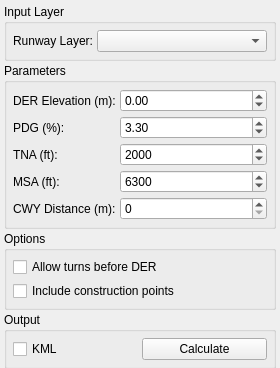
FLYGHT7/qpansopy, file Q_Pansopy/ui/departures/qpansopy_omnidirectional_dockwidget.ui: the form before one commit; both pictures show x 0 to 280 and y 0 to 368 of the 280 by 550 pixel window.
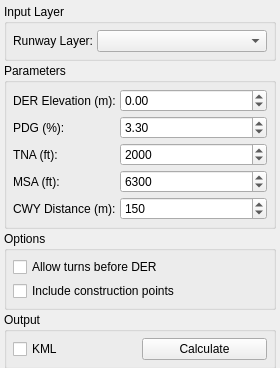
The form after the commit. Custom widgets are drawn as their Qt base class.

Commit message: fix: Set CWY Distance default to 150m (matching original script)

Patch:
```diff
--- a/Q_Pansopy/ui/departures/qpansopy_omnidirectional_dockwidget.ui
+++ b/Q_Pansopy/ui/departures/qpansopy_omnidirectional_dockwidget.ui
@@ -185,7 +185,7 @@
           <number>10</number>
          </property>
          <property name="value">
-          <number>0</number>
+          <number>150</number>
          </property>
         </widget>
        </item>
```
